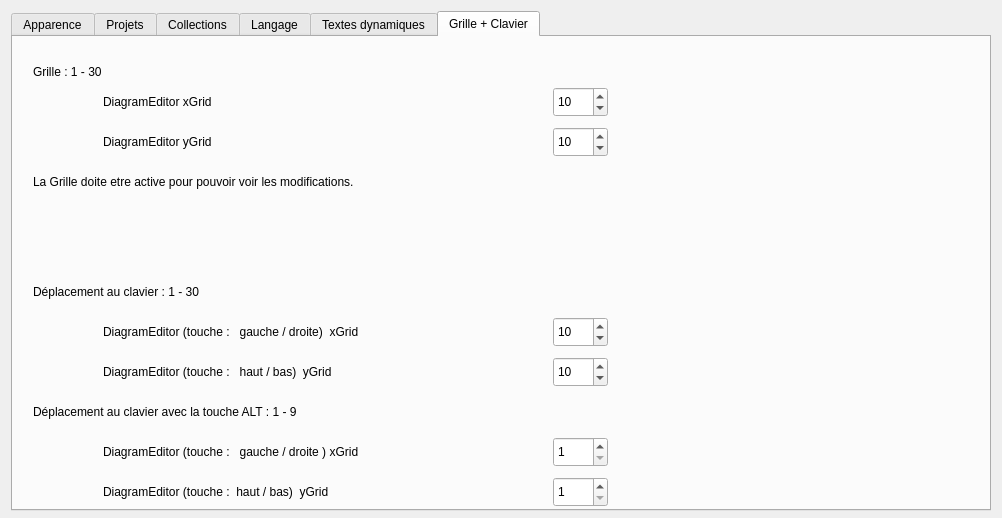
This is sources/ui/configpage/generalconfigurationpage.ui in qelectrotech/qelectrotech-source-mirror as Qt 5 draws it before an edit. The edited form follows.
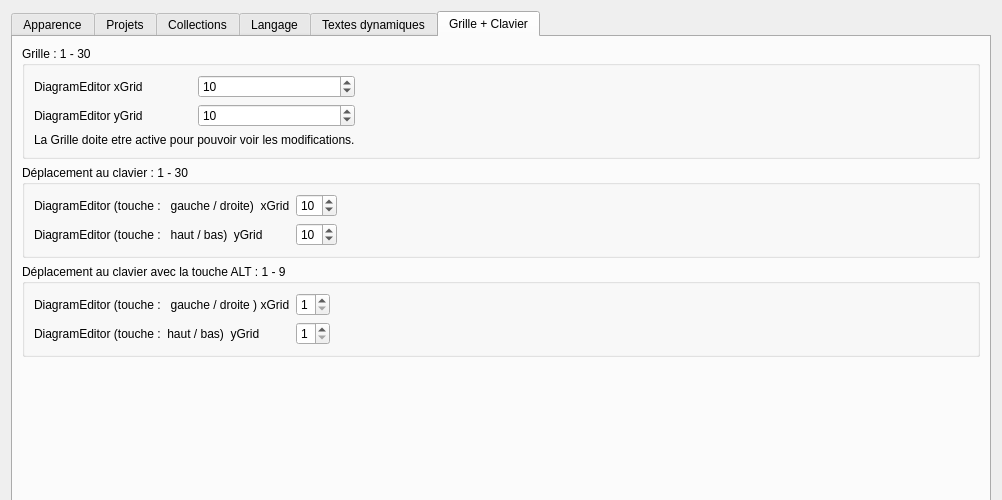
This is the edited form. The open tabs and pages were chosen to show the change.

Patch:
```diff
--- a/sources/ui/configpage/generalconfigurationpage.ui
+++ b/sources/ui/configpage/generalconfigurationpage.ui
@@ -7,7 +7,7 @@
     <x>0</x>
     <y>0</y>
     <width>998</width>
-    <height>518</height>
+    <height>500</height>
    </rect>
   </property>
   <property name="sizePolicy">
@@ -468,41 +468,22 @@
       <attribute name="title">
        <string>Grille + Clavier</string>
       </attribute>
+      <layout class="QVBoxLayout" name="verticalLayout_5">
+       <item>
+        <widget class="QGroupBox" name="groupBox">
+         <property name="title">
+          <string>Grille : 1 - 30</string>
+         </property>
+         <layout class="QGridLayout" name="gridLayout_5">
+          <item row="0" column="0">
       <widget class="QLabel" name="Label_Diagram_xGrid">
-       <property name="geometry">
-        <rect>
-         <x>90</x>
-         <y>50</y>
-         <width>191</width>
-         <height>30</height>
-        </rect>
-       </property>
        <property name="text">
         <string>DiagramEditor xGrid</string>
        </property>
       </widget>
-      <widget class="QLabel" name="Label_Diagram_yGrid">
-       <property name="geometry">
-        <rect>
-         <x>90</x>
-         <y>90</y>
-         <width>191</width>
-         <height>30</height>
-        </rect>
-       </property>
-       <property name="text">
-        <string>DiagramEditor yGrid</string>
-       </property>
-      </widget>
+          </item>
+          <item row="0" column="1">
       <widget class="QSpinBox" name="DiagramEditor_xGrid_sb">
-       <property name="geometry">
-        <rect>
-         <x>540</x>
-         <y>50</y>
-         <width>55</width>
-         <height>30</height>
-        </rect>
-       </property>
        <property name="minimum">
         <number>1</number>
        </property>
@@ -516,15 +497,9 @@
         <number>10</number>
        </property>
       </widget>
+          </item>
+          <item row="1" column="1">
       <widget class="QSpinBox" name="DiagramEditor_yGrid_sb">
-       <property name="geometry">
-        <rect>
-         <x>540</x>
-         <y>90</y>
-         <width>55</width>
-         <height>30</height>
-        </rect>
-       </property>
        <property name="minimum">
         <number>1</number>
        </property>
@@ -535,63 +510,75 @@
         <number>10</number>
        </property>
       </widget>
+          </item>
+          <item row="1" column="0">
+           <widget class="QLabel" name="Label_Diagram_yGrid">
+            <property name="text">
+             <string>DiagramEditor yGrid</string>
+            </property>
+           </widget>
+          </item>
+          <item row="2" column="0" colspan="2">
+           <widget class="QLabel" name="Label_Grid_Tip">
+            <property name="text">
+             <string>La Grille doite etre active pour pouvoir voir les modifications.</string>
+            </property>
+           </widget>
+          </item>
+          <item row="0" column="2">
+           <spacer name="horizontalSpacer_4">
+            <property name="orientation">
+             <enum>Qt::Horizontal</enum>
+            </property>
+            <property name="sizeHint" stdset="0">
+             <size>
+              <width>40</width>
+              <height>20</height>
+             </size>
+            </property>
+           </spacer>
+          </item>
+         </layout>
+        </widget>
+       </item>
+       <item>
+        <widget class="QGroupBox" name="groupBox_2">
+         <property name="title">
+          <string>Déplacement au clavier : 1 - 30</string>
+         </property>
+         <layout class="QGridLayout" name="gridLayout_10">
+          <item row="0" column="0">
       <widget class="QLabel" name="Label_Diagram_Key_xGrid">
-       <property name="geometry">
-        <rect>
-         <x>90</x>
-         <y>280</y>
-         <width>431</width>
-         <height>30</height>
-        </rect>
-       </property>
        <property name="text">
         <string>DiagramEditor (touche :   gauche / droite)  xGrid</string>
        </property>
       </widget>
-      <widget class="QSpinBox" name="DiagramEditor_xKeyGrid_sb">
-       <property name="geometry">
-        <rect>
-         <x>540</x>
-         <y>280</y>
-         <width>55</width>
-         <height>30</height>
-        </rect>
-       </property>
-       <property name="minimum">
-        <number>1</number>
-       </property>
-       <property name="maximum">
-        <number>30</number>
-       </property>
-       <property name="singleStep">
-        <number>1</number>
-       </property>
-       <property name="value">
-        <number>10</number>
-       </property>
-      </widget>
+          </item>
+          <item row="1" column="0">
       <widget class="QLabel" name="Label_Diagram_Key_yGrid">
-       <property name="geometry">
-        <rect>
-         <x>90</x>
-         <y>320</y>
-         <width>431</width>
-         <height>30</height>
-        </rect>
-       </property>
        <property name="text">
         <string>DiagramEditor (touche :   haut / bas)  yGrid</string>
        </property>
       </widget>
+          </item>
+          <item row="0" column="1">
+           <widget class="QSpinBox" name="DiagramEditor_xKeyGrid_sb">
+            <property name="minimum">
+             <number>1</number>
+            </property>
+            <property name="maximum">
+             <number>30</number>
+            </property>
+            <property name="singleStep">
+             <number>1</number>
+            </property>
+            <property name="value">
+             <number>10</number>
+            </property>
+           </widget>
+          </item>
+          <item row="1" column="1">
       <widget class="QSpinBox" name="DiagramEditor_yKeyGrid_sb">
-       <property name="geometry">
-        <rect>
-         <x>540</x>
-         <y>320</y>
-         <width>55</width>
-         <height>30</height>
-        </rect>
-       </property>
        <property name="minimum">
         <number>1</number>
        </property>
@@ -605,102 +592,61 @@
         <number>10</number>
        </property>
       </widget>
-      <widget class="QLabel" name="Label_Grid">
-       <property name="geometry">
-        <rect>
-         <x>20</x>
-         <y>20</y>
-         <width>121</width>
-         <height>30</height>
-        </rect>
-       </property>
-       <property name="text">
-        <string>Grille : 1 - 30</string>
-       </property>
-      </widget>
-      <widget class="QLabel" name="Label_Keys">
-       <property name="geometry">
-        <rect>
-         <x>20</x>
-         <y>240</y>
-         <width>281</width>
-         <height>30</height>
-        </rect>
-       </property>
-       <property name="text">
-        <string>Déplacement au clavier : 1 - 30</string>
-       </property>
-      </widget>
-      <widget class="QLabel" name="Label_Keys_ALT">
-       <property name="geometry">
-        <rect>
-         <x>20</x>
-         <y>360</y>
-         <width>421</width>
-         <height>30</height>
-        </rect>
-       </property>
-       <property name="text">
+          </item>
+          <item row="0" column="2">
+           <spacer name="horizontalSpacer_5">
+            <property name="orientation">
+             <enum>Qt::Horizontal</enum>
+            </property>
+            <property name="sizeHint" stdset="0">
+             <size>
+              <width>40</width>
+              <height>20</height>
+             </size>
+            </property>
+           </spacer>
+          </item>
+         </layout>
+        </widget>
+       </item>
+       <item>
+        <widget class="QGroupBox" name="groupBox_4">
+         <property name="title">
         <string>Déplacement au clavier avec la touche ALT : 1 - 9</string>
        </property>
-      </widget>
+         <layout class="QGridLayout" name="gridLayout_11">
+          <item row="0" column="1">
       <widget class="QLabel" name="Label_Diagram_Key_xGrid_ALT">
-       <property name="geometry">
-        <rect>
-         <x>90</x>
-         <y>400</y>
-         <width>431</width>
-         <height>30</height>
-        </rect>
-       </property>
        <property name="text">
         <string>DiagramEditor (touche :   gauche / droite ) xGrid</string>
        </property>
       </widget>
+          </item>
+          <item row="0" column="2">
+           <widget class="QSpinBox" name="DiagramEditor_xKeyGridFine_sb">
+            <property name="minimum">
+             <number>1</number>
+            </property>
+            <property name="maximum">
+             <number>9</number>
+            </property>
+            <property name="singleStep">
+             <number>1</number>
+            </property>
+            <property name="value">
+             <number>1</number>
+            </property>
+           </widget>
+          </item>
+          <item row="1" column="1">
       <widget class="QLabel" name="Label_Diagram_Key_yGrid_ALT">
-       <property name="geometry">
-        <rect>
-         <x>90</x>
-         <y>440</y>
-         <width>431</width>
-         <height>30</height>
-        </rect>
-       </property>
        <property name="text">
         <string>DiagramEditor (touche :  haut / bas)  yGrid</string>
        </property>
       </widget>
-      <widget class="QSpinBox" name="DiagramEditor_xKeyGridFine_sb">
-       <property name="geometry">
-        <rect>
-         <x>540</x>
-         <y>400</y>
-         <width>55</width>
-         <height>30</height>
-        </rect>
-       </property>
-       <property name="minimum">
-        <number>1</number>
-       </property>
-       <property name="maximum">
-        <number>9</number>
-       </property>
-       <property name="singleStep">
-        <number>1</number>
-       </property>
-       <property name="value">
-        <number>1</number>
-       </property>
-      </widget>
+          </item>
+          <item row="1" column="2">
       <widget class="QSpinBox" name="DiagramEditor_yKeyGridFine_sb">
-       <property name="geometry">
-        <rect>
-         <x>540</x>
-         <y>440</y>
-         <width>55</width>
-         <height>30</height>
-        </rect>
-       </property>
        <property name="minimum">
         <number>1</number>
        </property>
@@ -714,19 +660,37 @@
         <number>1</number>
        </property>
       </widget>
-      <widget class="QLabel" name="Label_Grid_Tip">
-       <property name="geometry">
-        <rect>
-         <x>20</x>
-         <y>130</y>
-         <width>481</width>
-         <height>30</height>
-        </rect>
-       </property>
-       <property name="text">
-        <string>La Grille doite etre active pour pouvoir voir les modifications.</string>
-       </property>
-      </widget>
+          </item>
+          <item row="0" column="3">
+           <spacer name="horizontalSpacer_6">
+            <property name="orientation">
+             <enum>Qt::Horizontal</enum>
+            </property>
+            <property name="sizeHint" stdset="0">
+             <size>
+              <width>40</width>
+              <height>20</height>
+             </size>
+            </property>
+           </spacer>
+          </item>
+         </layout>
+        </widget>
+       </item>
+       <item>
+        <spacer name="verticalSpacer_5">
+         <property name="orientation">
+          <enum>Qt::Vertical</enum>
+         </property>
+         <property name="sizeHint" stdset="0">
+          <size>
+           <width>20</width>
+           <height>40</height>
+          </size>
+         </property>
+        </spacer>
+       </item>
+      </layout>
      </widget>
     </widget>
    </item>
```
Left out of the diff: 2 changed lines with no effect on the pictures. Lines whose indentation alone changed are shown as unchanged.
